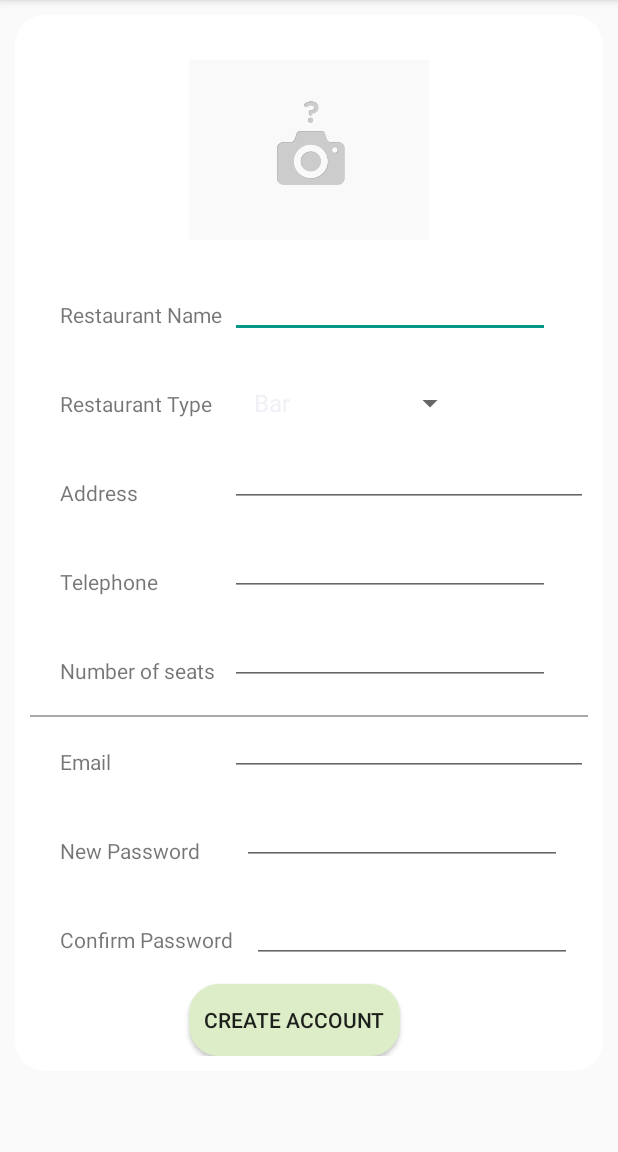
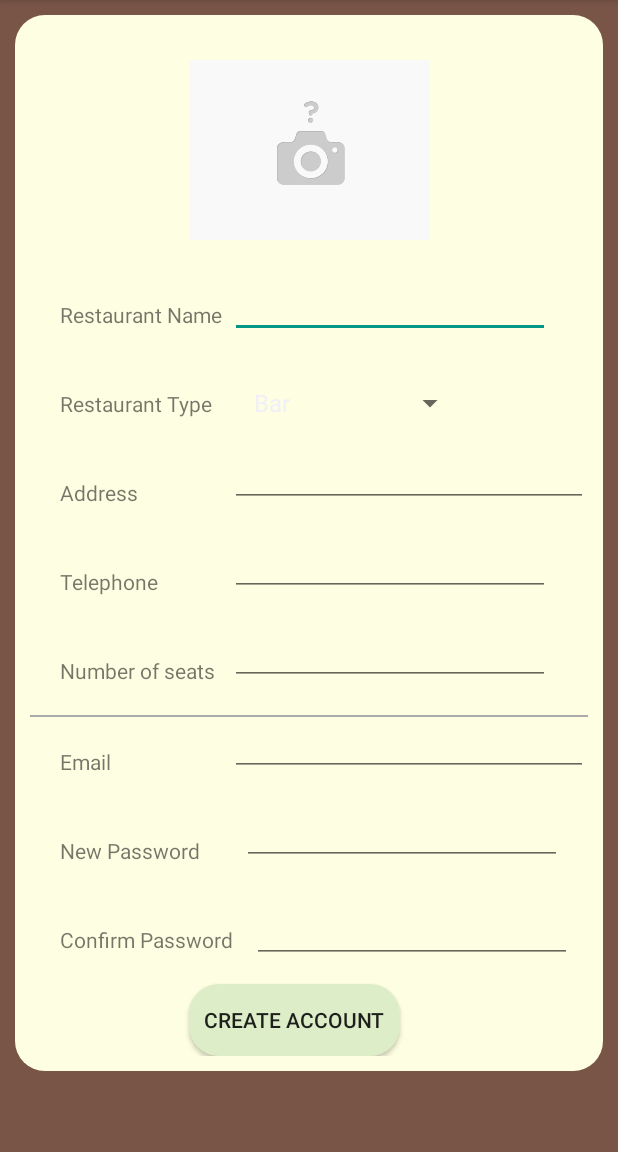
Before and after one commit to le-roux/STRAW, an Android app: the CreateManagerAccountActivity screen opened directly, with no data from a screen before it, on a phone screen of 412 x 824 dp, the part 84-1236 px from its top. Run offline under Robolectric (Android 15) with nearby library versions, the phone set to English and light mode, and no system bars.

Commit message:
Some cleaning

```diff
--- a/STRAW/app/src/main/java/straw/polito/it/straw/DateContainer.java
+++ b/STRAW/app/src/main/java/straw/polito/it/straw/DateContainer.java
@@ -1,7 +1,7 @@
 package straw.polito.it.straw;
 
 /**
- * Created by sylva on 15/04/2016.
+ * Created by sylvain on 15/04/2016.
  */
 public interface DateContainer {
     DateDisplayer getDateDisplayer();
--- a/STRAW/app/src/main/java/straw/polito/it/straw/activities/BookTableActivity.java
+++ b/STRAW/app/src/main/java/straw/polito/it/straw/activities/BookTableActivity.java
@@ -3,7 +3,6 @@ package straw.polito.it.straw.activities;
 import android.app.DialogFragment;
 import android.os.Bundle;
 import android.support.v7.app.AppCompatActivity;
-import android.support.v7.widget.LinearLayoutCompat;
 import android.view.View;
 import android.widget.Button;
 import android.widget.TextView;
@@ -12,10 +11,8 @@ import straw.polito.it.straw.BookTableInterface;
 import straw.polito.it.straw.DateContainer;
 import straw.polito.it.straw.DateDisplayer;
 import straw.polito.it.straw.R;
-import straw.polito.it.straw.Timer;
 import straw.polito.it.straw.adapter.ReservationAdapter;
 import straw.polito.it.straw.data.Manager;
-import straw.polito.it.straw.data.Reservation;
 import straw.polito.it.straw.data.TimerDisplay;
 import straw.polito.it.straw.utils.DatePickerFragment;
 import straw.polito.it.straw.utils.NumberPickerFragment;
--- a/STRAW/app/src/main/java/straw/polito/it/straw/data/DateDisplay.java
+++ b/STRAW/app/src/main/java/straw/polito/it/straw/data/DateDisplay.java
@@ -7,7 +7,6 @@ import android.widget.TextView;
 import java.util.Calendar;
 
 import straw.polito.it.straw.DateDisplayer;
-import straw.polito.it.straw.utils.Logger;
 
 /**
  * Created by Sylvain on 15/04/2016.
@@ -60,7 +59,6 @@ public class DateDisplay extends TextView implements DateDisplayer {
     }
 
     public void updateText() {
-        Logger.d("updateText : " + this.month);
         StringBuilder builder = new StringBuilder();
         if (this.day < 10)
             builder.append('0');
--- a/STRAW/app/src/main/res/drawable/customborder.xml
+++ b/STRAW/app/src/main/res/drawable/customborder.xml
@@ -2,5 +2,5 @@
 <shape xmlns:android="http://schemas.android.com/apk/res/android" android:shape="rectangle">
     <corners android:radius="20dp"/>
     <padding android:left="10dp" android:right="10dp" android:top="10dp" android:bottom="10dp"/>
-    <solid android:color="@color/white"/>
+    <solid android:color="@color/beige"/>
 </shape>
--- a/STRAW/app/src/main/res/layout/activity_create_account.xml
+++ b/STRAW/app/src/main/res/layout/activity_create_account.xml
@@ -2,7 +2,8 @@
 <ScrollView xmlns:android="http://schemas.android.com/apk/res/android"
     android:id="@+id/ScrollView01"
     android:layout_width="fill_parent"
-    android:layout_height="fill_parent" >
+    android:layout_height="fill_parent"
+    android:background="@color/background">
 
     <RelativeLayout
         android:id="@+id/RelativeLayout01"
```
